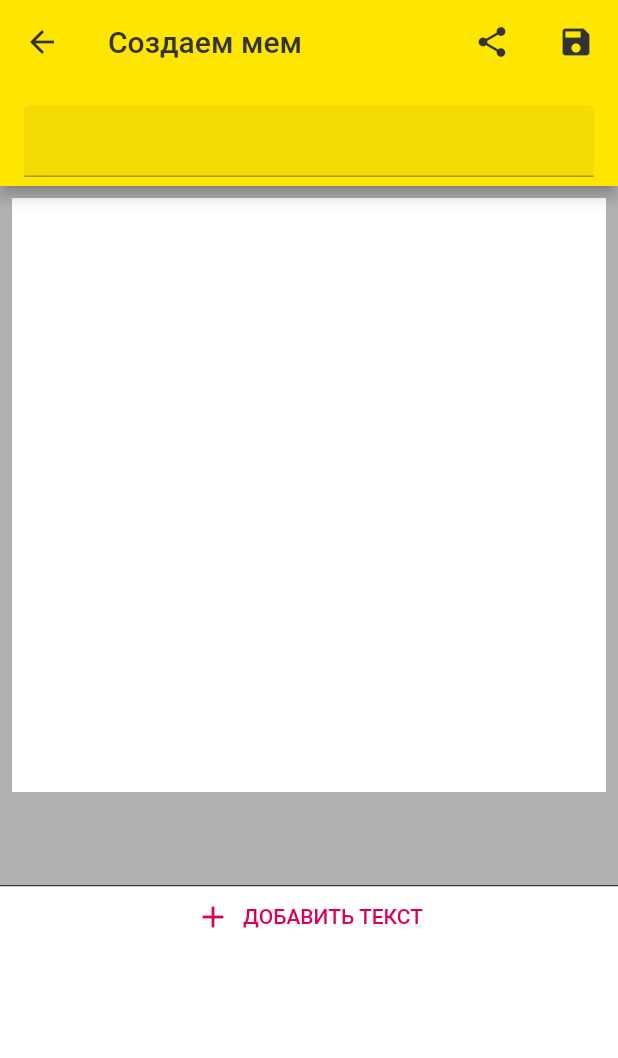
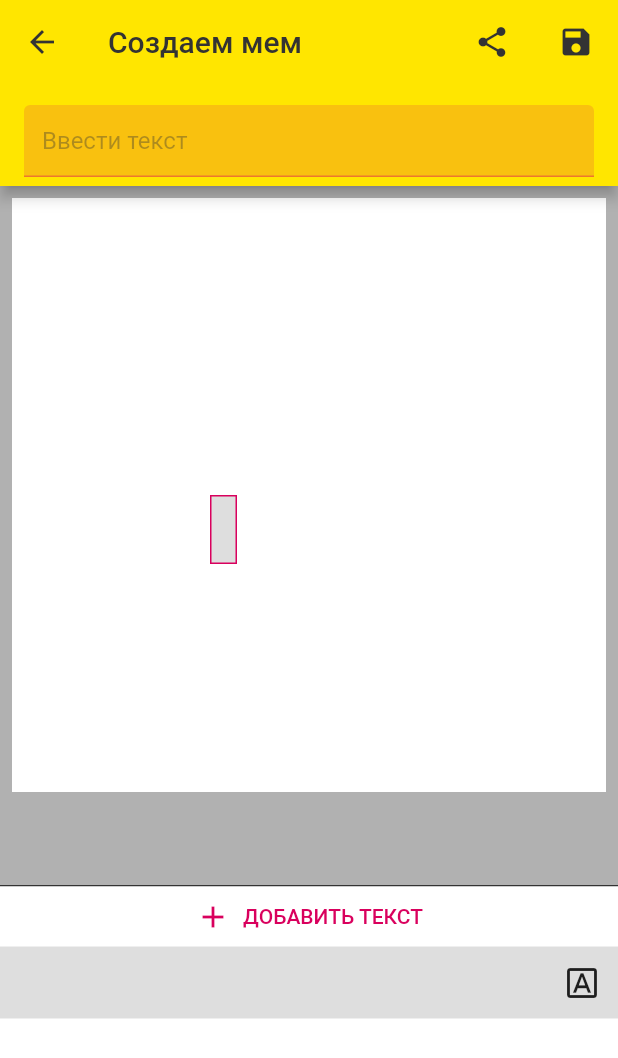
Before and after one commit to 77thecoder/flutter_skillbranc_memogenerator, a Flutter app: the CreateMemePage screen opened directly, after a tap on "ДОБАВИТЬ ТЕКСТ", on a phone screen of 412 x 824 dp. Shown: the top 1058 px of the screen. Run offline on Flutter 3.47's test engine with Material 2 defaults, Android fonts, the phone set to English and light mode, and no system bars; drawn by our look-alikes of screenshot; our stand-ins replace equatable, google_fonts, image_picker, rxdart, share_plus, shared_preferences; accounts and stored records are empty.

```diff
--- a/lib/data/models/text_with_position.dart
+++ b/lib/data/models/text_with_position.dart
@@ -1,3 +1,5 @@
+import 'dart:ui';
+
 import 'package:equatable/equatable.dart';
 import 'package:json_annotation/json_annotation.dart';
 import 'package:memogenerator/data/models/position.dart';
@@ -9,14 +11,33 @@ class TextWithPosition extends Equatable {
   final String id;
   final String text;
   final Position position;
+  final double? fontsize;
+  @JsonKey(toJson: colorToJson, fromJson: colorFromJson)
+  final Color? color;
 
+  const TextWithPosition({
+    required this.id,
+    required this.text,
+    required this.position,
+    required this.color,
+    required this.fontsize,
+  });
 
-  const TextWithPosition({required this.id, required this.text, required this.position});
-
-  factory TextWithPosition.fromJson(Map<String, dynamic> json) => _$TextWithPositionFromJson(json);
+  factory TextWithPosition.fromJson(Map<String, dynamic> json) =>
+      _$TextWithPositionFromJson(json);
 
   Map<String, dynamic> toJson() => _$TextWithPositionToJson(this);
 
   @override
-  List<Object?> get props => [id, text, position];
+  List<Object?> get props => [id, text, position, fontsize, color];
 }
+
+String? colorToJson(final Color? color) {
+  return color?.value.toRadixString(16);
+}
+
+Color? colorFromJson(final String? colorString) {
+  if (colorString == null) return null;
+  final intColor = int.tryParse(colorString, radix: 16);
+  return intColor == null ? null : Color(intColor);
+}
--- a/lib/presentation/create_meme/models/meme_text.dart
+++ b/lib/presentation/create_meme/models/meme_text.dart
@@ -1,20 +1,55 @@
 import 'package:equatable/equatable.dart';
+import 'package:flutter/material.dart';
+import 'package:memogenerator/data/models/text_with_position.dart';
 import 'package:uuid/uuid.dart';
 
-class MemeText extends Equatable{
+class MemeText extends Equatable {
+  static const defaultColor = Colors.black;
+  static const defaultFontSize = 24.0;
+
   final String id;
   final String text;
+  final Color color;
+  final double fontSize;
 
   const MemeText({
     required this.id,
     required this.text,
+    required this.color,
+    required this.fontSize,
   });
 
+  MemeText copyWithChangedText(final String newText) {
+    return MemeText(id: id, text: newText, color: color, fontSize: fontSize);
+  }
+
+  MemeText copyWithChangedFontSettings(
+    final Color newColor,
+    final double newFontSize,
+  ) {
+    return MemeText(id: id, text: text, color: newColor, fontSize: newFontSize);
+  }
+
+  factory MemeText.createFromWithPosition(
+      final TextWithPosition textWithPosition) {
+    return MemeText(
+      id: textWithPosition.id,
+      text: textWithPosition.text,
+      color: textWithPosition.color ?? defaultColor,
+      fontSize: textWithPosition.fontsize ?? defaultFontSize,
+    );
+  }
+
   factory MemeText.create() {
-    return MemeText(id: const Uuid().v4(), text: '');
+    return MemeText(
+      id: const Uuid().v4(),
+      text: '',
+      color: defaultColor,
+      fontSize: defaultFontSize,
+    );
   }
 
   @override
   // TODO: implement props
-  List<Object?> get props => [id, text];
+  List<Object?> get props => [id, text, color, fontSize];
 }
--- a/lib/presentation/create_meme/models/meme_text_with_offset.dart
+++ b/lib/presentation/create_meme/models/meme_text_with_offset.dart
@@ -1,18 +1,17 @@
 import 'dart:ui';
 
 import 'package:equatable/equatable.dart';
+import 'package:memogenerator/presentation/create_meme/models/meme_text.dart';
 
 class MemeTextWithOffset extends Equatable {
-  final String id;
-  final String text;
+  final MemeText memeText;
   final Offset? offset;
 
   const MemeTextWithOffset({
-    required this.id,
-    required this.text,
+    required this.memeText,
     required this.offset,
   });
 
   @override
-  List<Object?> get props => [id, text, offset];
+  List<Object?> get props => [memeText, offset];
 }
--- a/lib/presentation/widgets/app_button.dart
+++ b/lib/presentation/widgets/app_button.dart
@@ -19,7 +19,7 @@ class AppButton extends StatelessWidget {
   Widget build(BuildContext context) {
     return GestureDetector(
       behavior: HitTestBehavior.opaque,
-      onTap: () => onTap,
+      onTap: () => onTap(),
       child: Center(
         child: Padding(
           padding: const EdgeInsets.symmetric(vertical: 8, horizontal: 4),
```
Also changed, not shown: lib/presentation/create_meme/create_meme_bloc.dart (+28 -4 lines), lib/presentation/create_meme/create_meme_page.dart (+16 -11 lines), lib/presentation/create_meme/font_settings_bottom_sheet.dart (+45 -10 lines), lib/data/models/text_with_position.g.dart.
